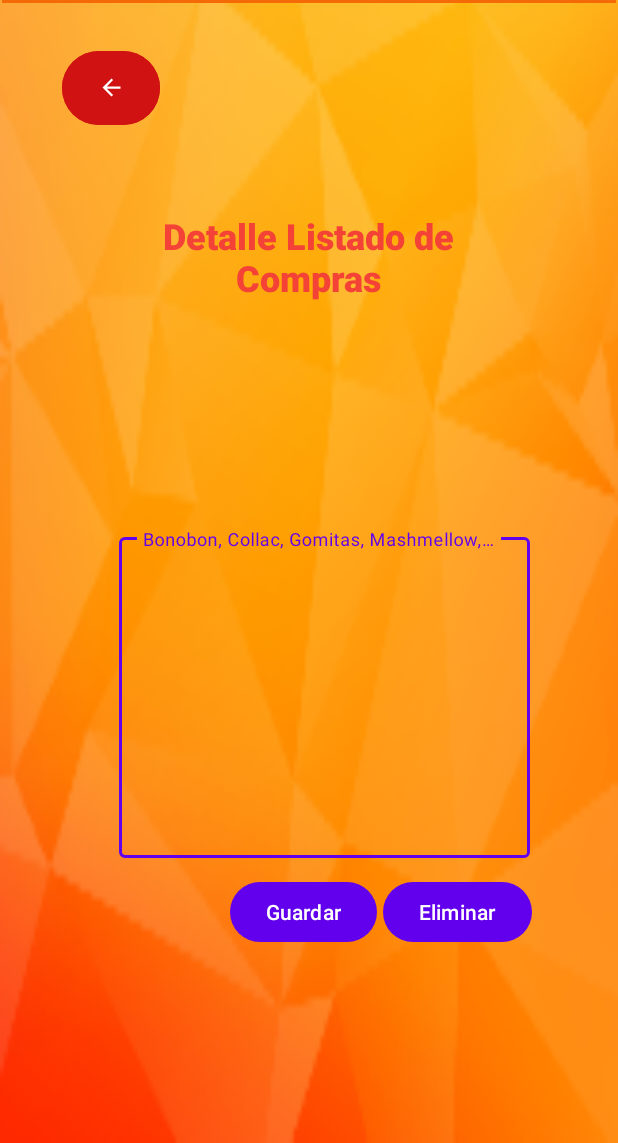
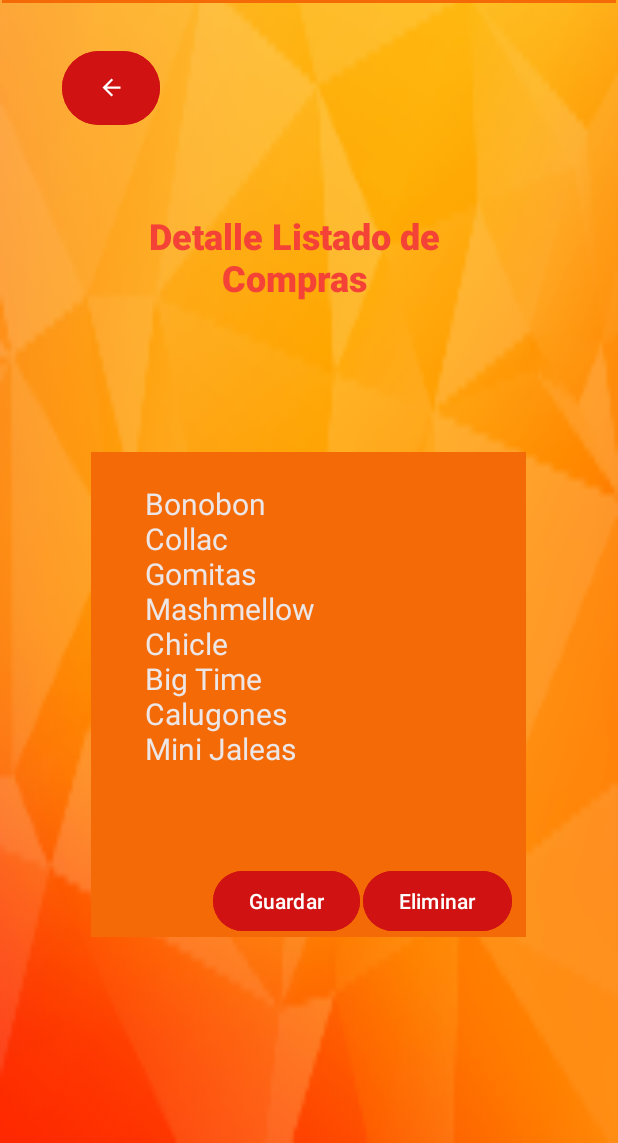
Before and after one commit to PabloCespedesA/Proyecto-de-titulo, an Android app: the detalle_listado_compras screen opened directly, with no data from a screen before it, on a phone screen of 412 x 824 dp, the part 93-1236 px from its top. Run offline under Robolectric (Android 15) with nearby library versions, the phone set to English and light mode, and no system bars.

Commit message:
Inicio de vista de listas

```diff
--- /dev/null
+++ b/app/src/main/res/drawable/borde.xml
@@ -0,0 +1,5 @@
+<?xml version="1.0" encoding="utf-8"?>
+<shape xmlns:android="http://schemas.android.com/apk/res/android"
+android:shape="rectangle">
+    <corners android:radius="12dp"></corners>
+</shape>
--- a/app/src/main/res/layout/activity_detalle_listado_compras.xml
+++ b/app/src/main/res/layout/activity_detalle_listado_compras.xml
@@ -16,8 +16,7 @@
         android:theme="?attr/actionBarTheme"
         app:layout_constraintEnd_toEndOf="parent"
         app:layout_constraintStart_toStartOf="parent"
-        app:layout_constraintTop_toTopOf="parent"
-        app:layout_constraintVertical_bias="0.0" />
+        app:layout_constraintTop_toTopOf="parent" />
 
     <ImageView
         android:id="@+id/imageView9"
@@ -82,53 +81,61 @@
         android:textSize="24sp"
         app:layout_constraintBottom_toTopOf="@+id/guideline13"
         app:layout_constraintEnd_toStartOf="@+id/guideline14"
-        app:layout_constraintHorizontal_bias="0.494"
+        app:layout_constraintHorizontal_bias="0.4"
         app:layout_constraintStart_toStartOf="@+id/guideline11"
         app:layout_constraintTop_toBottomOf="@+id/button"
         app:layout_constraintVertical_bias="0.093" />
 
-    <com.google.android.material.textfield.TextInputLayout
-        android:id="@+id/textInputLayout12"
-        android:layout_width="274dp"
-        android:layout_height="219dp"
-        android:layout_marginStart="20dp"
+    <EditText
+        android:id="@+id/editTextTextMultiLine"
+        android:layout_width="290dp"
+        android:layout_height="323dp"
+        android:background="@color/orange"
+        android:ems="10"
+        android:gravity="start|top"
+        android:inputType="textMultiLine"
         app:layout_constraintBottom_toTopOf="@+id/guideline13"
         app:layout_constraintEnd_toStartOf="@+id/guideline14"
+        app:layout_constraintHorizontal_bias="0.487"
         app:layout_constraintStart_toStartOf="@+id/guideline11"
-        app:layout_constraintTop_toBottomOf="@+id/til_detalleListadoCompra">
+        app:layout_constraintTop_toBottomOf="@+id/til_detalleListadoCompra"
+        app:layout_constraintVertical_bias="0.504"
+        tools:ignore="SpeakableTextPresentCheck" />
 
-        <com.google.android.material.textfield.TextInputEditText
-            android:id="@+id/txt_compra1"
-            android:layout_width="match_parent"
-            android:layout_height="match_parent"
-            android:hint="@string/txt_compra"
-            android:textAlignment="viewStart"
-            android:textColor="#A80707" />
-
-    </com.google.android.material.textfield.TextInputLayout>
+    <TextView
+        android:id="@+id/textView"
+        android:layout_width="127dp"
+        android:layout_height="223dp"
+        android:text="@string/til_compra"
+        android:textColor="#ECE6E6"
+        android:textSize="20sp"
+        app:layout_constraintBottom_toBottomOf="@+id/button5"
+        app:layout_constraintEnd_toEndOf="@+id/editTextTextMultiLine"
+        app:layout_constraintHorizontal_bias="0.22"
+        app:layout_constraintStart_toStartOf="@+id/editTextTextMultiLine"
+        app:layout_constraintTop_toTopOf="@+id/editTextTextMultiLine"
+        app:layout_constraintVertical_bias="0.21" />
 
     <Button
-        android:id="@+id/btn_guardarCompra"
+        android:id="@+id/button5"
         android:layout_width="wrap_content"
         android:layout_height="wrap_content"
-        android:layout_marginStart="112dp"
+        android:backgroundTint="@color/rojo"
         android:text="@string/btn_guardar"
-        app:layout_constraintBottom_toTopOf="@+id/guideline13"
-        app:layout_constraintEnd_toStartOf="@+id/btn_eliminarCompra"
-        app:layout_constraintHorizontal_bias="0.0"
-        app:layout_constraintStart_toStartOf="@+id/guideline11"
-        app:layout_constraintTop_toBottomOf="@+id/textInputLayout12"
-        app:layout_constraintVertical_bias="0.121" />
+        app:layout_constraintBottom_toBottomOf="@+id/editTextTextMultiLine"
+        app:layout_constraintEnd_toEndOf="@+id/editTextTextMultiLine"
+        app:layout_constraintHorizontal_bias="0.424"
+        app:layout_constraintStart_toStartOf="@+id/editTextTextMultiLine" />
 
     <Button
-        android:id="@+id/btn_eliminarCompra"
+        android:id="@+id/button6"
         android:layout_width="wrap_content"
         android:layout_height="wrap_content"
-        android:layout_marginEnd="16dp"
+        android:backgroundTint="@color/rojo"
         android:text="@string/btn_eliminar"
-        app:layout_constraintBottom_toTopOf="@+id/guideline13"
-        app:layout_constraintEnd_toStartOf="@+id/guideline14"
-        app:layout_constraintTop_toBottomOf="@+id/textInputLayout12"
-        app:layout_constraintVertical_bias="0.121" />
+        app:layout_constraintBottom_toBottomOf="@+id/editTextTextMultiLine"
+        app:layout_constraintEnd_toEndOf="@+id/editTextTextMultiLine"
+        app:layout_constraintHorizontal_bias="0.952"
+        app:layout_constraintStart_toStartOf="@+id/editTextTextMultiLine" />
 
 </androidx.constraintlayout.widget.ConstraintLayout>
--- a/app/src/main/res/layout/activity_editar_producto.xml
+++ b/app/src/main/res/layout/activity_editar_producto.xml
@@ -197,4 +197,5 @@
         app:layout_constraintTop_toTopOf="@+id/guideline14"
         app:layout_constraintVertical_bias="0.125" />
 
+
 </androidx.constraintlayout.widget.ConstraintLayout>
--- a/app/src/main/res/values/strings.xml
+++ b/app/src/main/res/values/strings.xml
@@ -23,10 +23,15 @@
     //*Detalle de listado compras*//
 
     <string name="til_detalleListadoCompras">Detalle Listado de Compras</string>
-    <string name="txt_compra">Bonobon, Collac, Gomitas, Mashmellow, Chicle Big Time, Calugones yMini Jaleas</string>
+    <string name="til_compra">Bonobon Collac Gomitas Mashmellow Chicle Big Time Calugones Mini Jaleas</string>
 
     <string name="btn_guardar">Guardar</string>
     <string name="btn_eliminar">Eliminar</string>
 
+    //*Agregar Listado Compra*//
+
+    <string name="til_escribeTitulo">Escribe un título</string>
+    <string name="til_agregarElementos">Agregar Elementos</string>
+
 
 </resources>
```
Also changed, not shown: app/src/main/AndroidManifest.xml (+9 -0 lines), app/src/main/java/com/example/movilapp1/agregar_listado_compra.kt (added, +11 -0 lines), app/src/main/java/com/example/movilapp1/inventario_todos_los_productos.kt (added, +11 -0 lines), app/src/main/res/layout/activity_agregar_listado_compra.xml (added, +119 -0 lines), app/src/main/res/layout/activity_inventario_todos_los_productos.xml (added, +50 -0 lines).
